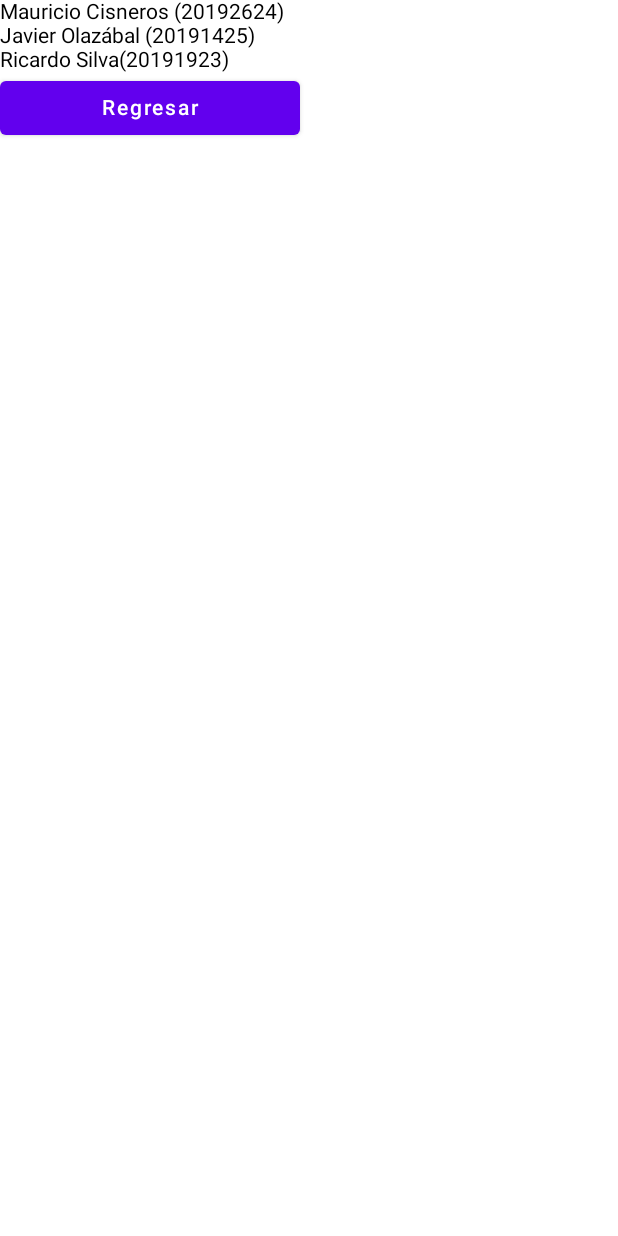
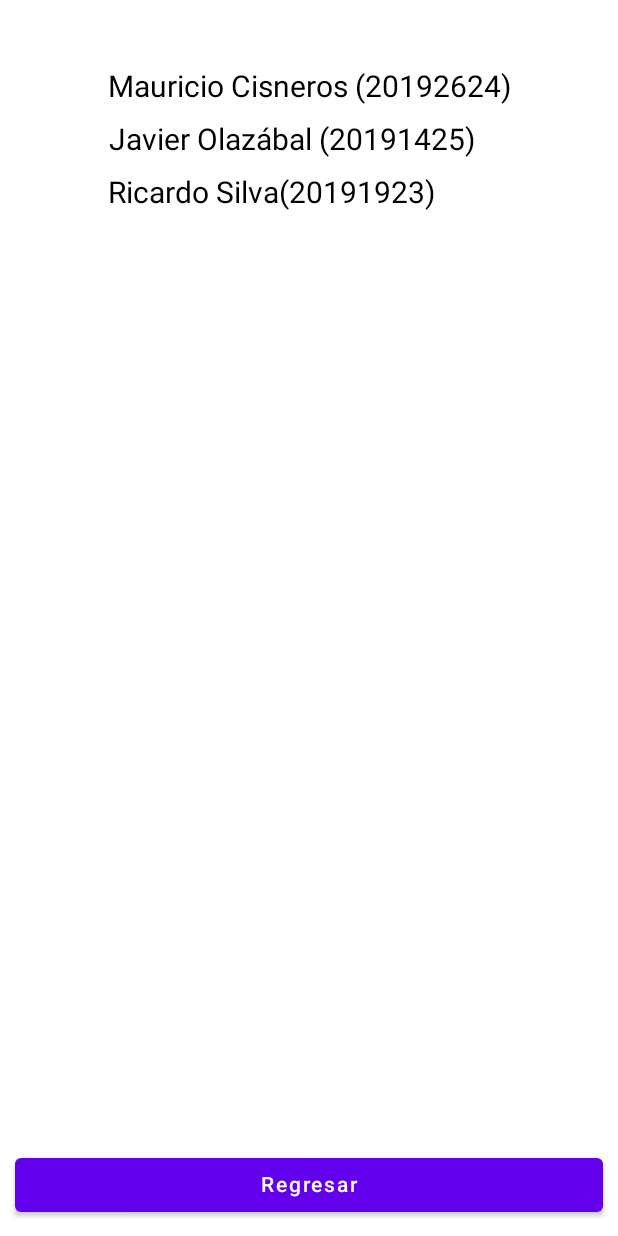
Before and after one commit to Chad-O/APIConsume-Kotlin, an Android app built with Jetpack Compose: the @Preview function SomosScreen, on a phone screen of 412 x 824 dp. Run offline under Robolectric (Android 15) with nearby library versions, the phone set to English and light mode, and no system bars.

Commit message:
Login + Quienes Somos estético

```diff
--- a/app/src/main/java/com/example/cinelunaapp/MainActivity.kt
+++ b/app/src/main/java/com/example/cinelunaapp/MainActivity.kt
@@ -31,7 +31,6 @@ class MainActivity : ComponentActivity() {
         }
     }
 }
-
 @Preview(showBackground = true)
 @Composable
 fun DefaultPreview() {
--- a/app/src/main/java/com/example/cinelunaapp/presentation/components/TopBar.kt
+++ b/app/src/main/java/com/example/cinelunaapp/presentation/components/TopBar.kt
@@ -19,13 +19,11 @@ fun TopBar(
     onOpenDrawer : () -> Unit
 ){
     TopAppBar(
-
         title = {
             Text(text = title,
                 textAlign = TextAlign.Center,
                 modifier = Modifier
                     )
-
         },
         navigationIcon = {
             IconButton(
--- a/app/src/main/java/com/example/cinelunaapp/presentation/components/VolverButton.kt
+++ b/app/src/main/java/com/example/cinelunaapp/presentation/components/VolverButton.kt
@@ -1,4 +1,30 @@
 package com.example.cinelunaapp.presentation.components
 
-class VolverButton {
+import androidx.compose.foundation.layout.fillMaxWidth
+import androidx.compose.foundation.layout.padding
+import androidx.compose.foundation.layout.width
+import androidx.compose.material.Button
+import androidx.compose.material.Text
+import androidx.compose.runtime.Composable
+import androidx.compose.ui.Modifier
+import androidx.compose.ui.unit.dp
+import androidx.navigation.NavController
+import androidx.navigation.NavHostController
+import androidx.navigation.compose.rememberNavController
+import com.example.cinelunaapp.presentation.components.NavigationGraph
+
+
+//Reinicia la aplicación XD funciona como un logout.
+@Composable
+fun BotonVolver(
+){
+    val navController = rememberNavController()
+
+    Button(onClick = { navController.navigate("cartelera")  } ,
+        modifier = Modifier
+            .fillMaxWidth()
+            .padding(10.dp)
+    ){
+        Text(text = "Regresar")
+    }
 }
--- a/app/src/main/java/com/example/cinelunaapp/presentation/screens/PeliculaScreen.kt
+++ b/app/src/main/java/com/example/cinelunaapp/presentation/screens/PeliculaScreen.kt
@@ -21,7 +21,6 @@ import kotlinx.coroutines.launch
 @Preview fun PeliculaScreen(
 
 ){
-
     Column(
         modifier = Modifier
             .fillMaxSize()
--- a/app/src/main/java/com/example/cinelunaapp/presentation/screens/SomosScreen.kt
+++ b/app/src/main/java/com/example/cinelunaapp/presentation/screens/SomosScreen.kt
@@ -1,36 +1,47 @@
 package com.example.cinelunaapp.presentation.screens
 
-import androidx.compose.foundation.layout.Column
-import androidx.compose.foundation.layout.fillMaxWidth
-import androidx.compose.foundation.layout.width
+import androidx.compose.foundation.layout.*
 import androidx.compose.material.Button
 import androidx.compose.material.Scaffold
 import androidx.compose.material.Text
 import androidx.compose.material.rememberScaffoldState
 import androidx.compose.runtime.Composable
-import androidx.compose.runtime.mutableStateOf
-import androidx.compose.runtime.remember
-import androidx.compose.runtime.rememberCoroutineScope
+import androidx.compose.ui.Alignment
 import androidx.compose.ui.Modifier
 import androidx.compose.ui.platform.textInputServiceFactory
+import androidx.compose.ui.text.style.TextAlign
 import androidx.compose.ui.tooling.preview.Preview
 import androidx.compose.ui.unit.dp
-import androidx.navigation.compose.rememberNavController
-import com.example.cinelunaapp.presentation.components.DrawerMenu
-import com.example.cinelunaapp.presentation.components.NavigationGraph
-import com.example.cinelunaapp.presentation.components.TopBar
-import kotlinx.coroutines.launch
+import androidx.compose.ui.unit.sp
+import com.example.cinelunaapp.presentation.components.BotonVolver
+import com.example.cinelunaapp.presentation.screens.Navegacion
+
 
 @Composable
-@Preview fun SomosScreen(){
+@Preview fun SomosScreen()
+{
     Column(
-        modifier = Modifier.fillMaxWidth()
+        modifier = Modifier.fillMaxSize(),
+        horizontalAlignment = Alignment.CenterHorizontally,
+        verticalArrangement = Arrangement.SpaceBetween
     ) {
-        Text(text = "Mauricio Cisneros (20192624)")
-        Text(text = "Javier Olazábal (20191425)")
-        Text(text = "Ricardo Silva(20191923)")
-        Button(onClick = { /*TODO*/ } , modifier = Modifier.width(200.dp)) {
-            Text(text = "Regresar")
+        Column() {
+            Text(text = "Mauricio Cisneros (20192624)",
+                modifier = Modifier.padding(6.dp)
+                    .padding(start = 0.dp, top = 40.dp, end = 0.dp, bottom = 0.dp),
+                fontSize = 20.sp,
+                textAlign = TextAlign.Center)
+
+            Text(text = "Javier Olazábal (20191425)",
+                modifier = Modifier.padding(6.dp),
+                fontSize = 20.sp,
+                textAlign = TextAlign.Center)
+
+            Text(text = "Ricardo Silva(20191923)",
+                modifier = Modifier.padding(6.dp),
+                fontSize = 20.sp,
+                textAlign = TextAlign.Center)
         }
+        BotonVolver()
     }
 }
--- a/app/src/main/res/values/strings.xml
+++ b/app/src/main/res/values/strings.xml
@@ -1,4 +1,4 @@
 <resources>
     <string name="app_name">Cine Lune</string>
-    <string name="title_activity_login">LoginActivity</string>
+    <string name="title_activity_login">PM-LuneCine</string>
 </resources>
```
Also changed, not shown: app/src/main/java/com/example/cinelunaapp/presentation/components/DrawerMenu.kt (+20 -17 lines), app/src/main/java/com/example/cinelunaapp/presentation/components/LoginFields.kt (+41 -8 lines), app/src/main/java/com/example/cinelunaapp/presentation/screens/LoginScreen.kt (+5 -3 lines), app/src/main/java/com/example/cinelunaapp/presentation/screens/Navegacion.kt (+7 -0 lines).
